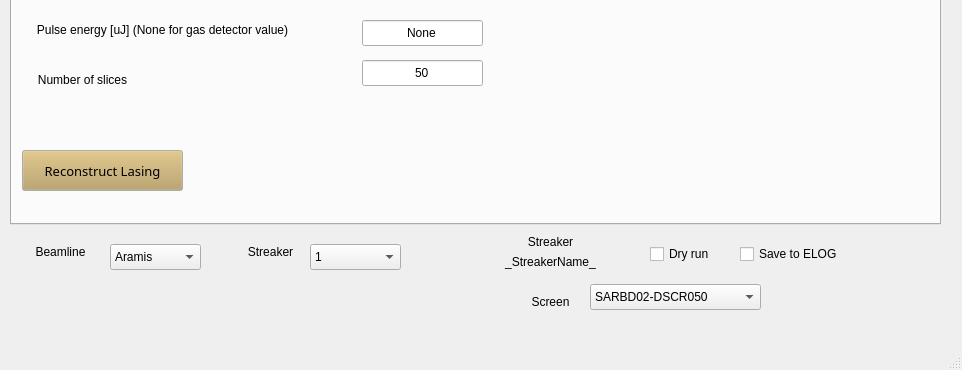
Above: GUI.ui from pdijksta/WakefieldAnalysis before the change; both pictures show x 0 to 962 and y 486 to 856 of the 962 by 856 pixel window. Below: the same form after it.
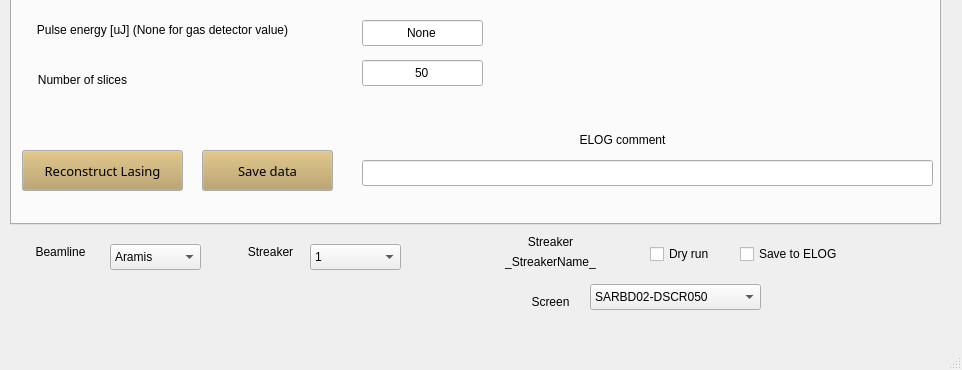
That is the form after the change. The open tabs and pages were chosen to show the change.

Commit message: add elog comments

```diff
--- a/GUI.ui
+++ b/GUI.ui
@@ -2079,6 +2079,94 @@
        <set>Qt::AlignCenter</set>
       </property>
      </widget>
+     <widget class="QPushButton" name="SaveLasingRecData">
+      <property name="geometry">
+       <rect>
+        <x>190</x>
+        <y>610</y>
+        <width>131</width>
+        <height>41</height>
+       </rect>
+      </property>
+      <property name="palette">
+       <palette>
+        <active>
+         <colorrole role="Button">
+          <brush brushstyle="SolidPattern">
+           <color alpha="255">
+            <red>183</red>
+            <green>157</green>
+            <blue>92</blue>
+           </color>
+          </brush>
+         </colorrole>
+        </active>
+        <inactive>
+         <colorrole role="Button">
+          <brush brushstyle="SolidPattern">
+           <color alpha="255">
+            <red>183</red>
+            <green>157</green>
+            <blue>92</blue>
+           </color>
+          </brush>
+         </colorrole>
+        </inactive>
+        <disabled>
+         <colorrole role="Button">
+          <brush brushstyle="SolidPattern">
+           <color alpha="255">
+            <red>183</red>
+            <green>157</green>
+            <blue>92</blue>
+           </color>
+          </brush>
+         </colorrole>
+        </disabled>
+       </palette>
+      </property>
+      <property name="font">
+       <font>
+        <family>Sans Serif</family>
+        <pointsize>10</pointsize>
+       </font>
+      </property>
+      <property name="text">
+       <string>Save data</string>
+      </property>
+     </widget>
+     <widget class="QLineEdit" name="LasingElogComment">
+      <property name="geometry">
+       <rect>
+        <x>350</x>
+        <y>620</y>
+        <width>571</width>
+        <height>26</height>
+       </rect>
+      </property>
+      <property name="text">
+       <string/>
+      </property>
+      <property name="alignment">
+       <set>Qt::AlignCenter</set>
+      </property>
+     </widget>
+     <widget class="QLabel" name="label_73">
+      <property name="geometry">
+       <rect>
+        <x>550</x>
+        <y>590</y>
+        <width>121</width>
+        <height>20</height>
+       </rect>
+      </property>
+      <property name="text">
+       <string>ELOG comment</string>
+      </property>
+      <property name="alignment">
+       <set>Qt::AlignCenter</set>
+      </property>
+     </widget>
     </widget>
     <widget class="QWidget" name="tab_2">
      <attribute name="title">
```
Left out of the diff: 48 changed lines with no effect on the pictures. The commit also changes 1 other file.
